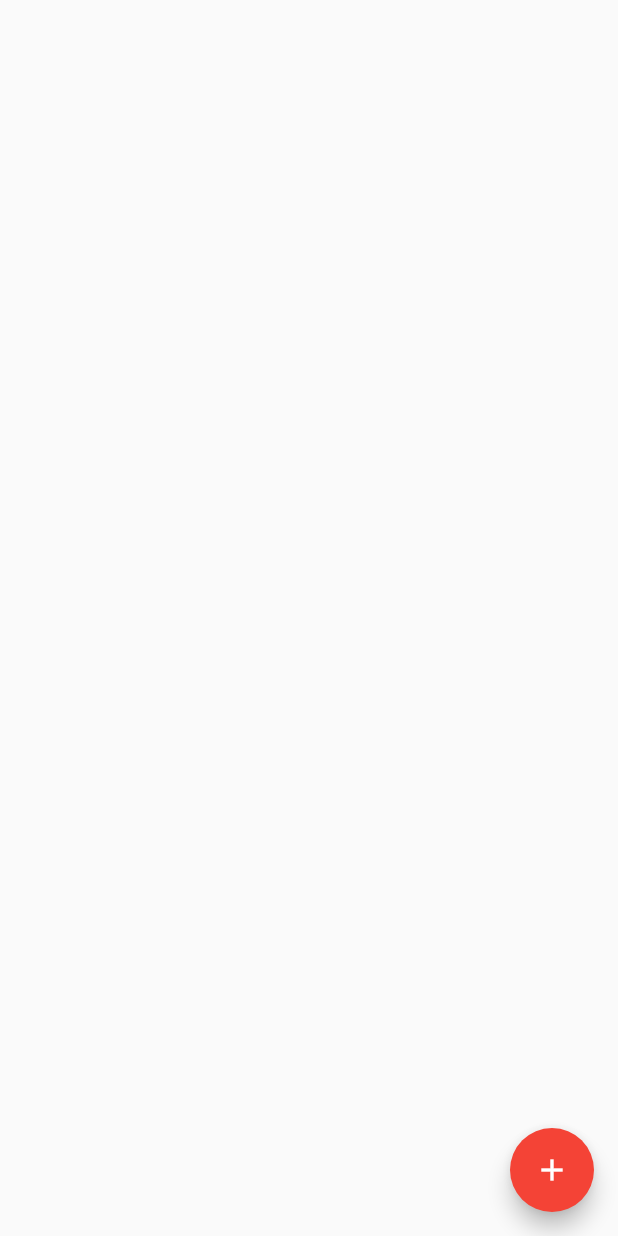
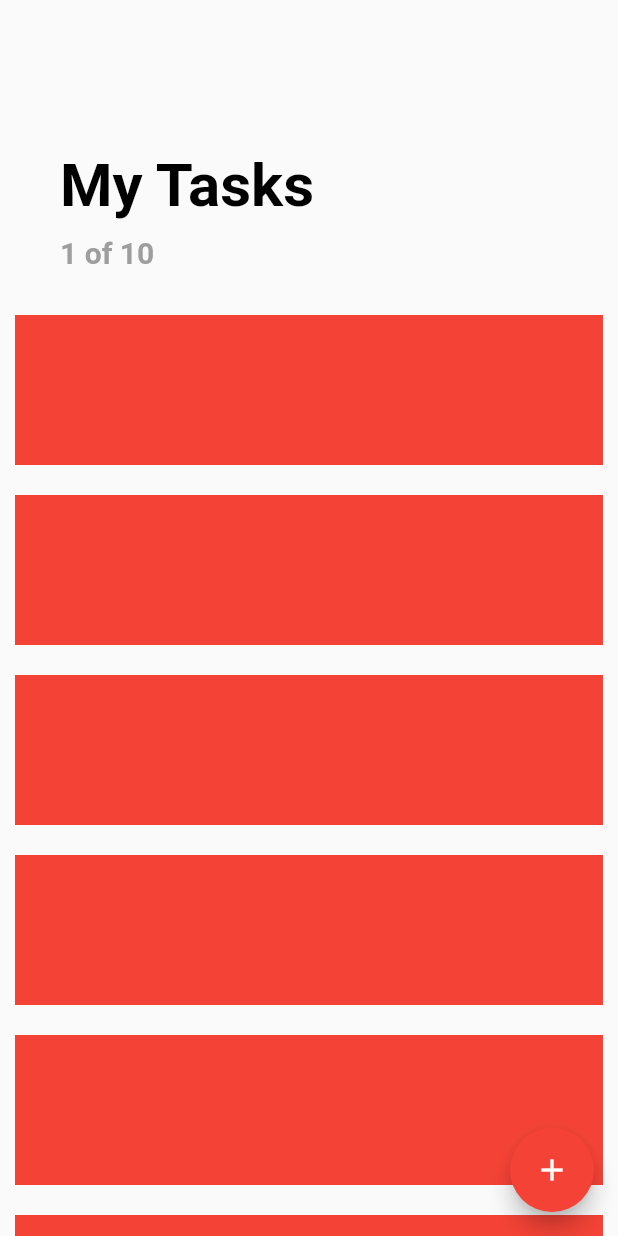
Before and after one commit to octoi/todo-list-flutter, a Flutter app: the screen it shows after launch, on a phone screen of 412 x 824 dp. Run offline on Flutter 3.47's test engine with Material 2 defaults, Android fonts, the phone set to English and light mode, and no system bars.

Commit message:
list view with titles

```diff
--- a/lib/screens/todo_list_screen.dart
+++ b/lib/screens/todo_list_screen.dart
@@ -14,6 +14,50 @@ class _TodoListScreenState extends State<TodoListScreen> {
         child: Icon(Icons.add),
         onPressed: () {},
       ),
+      body: ListView.builder(
+        padding: EdgeInsets.symmetric(vertical: 80.0),
+        physics: BouncingScrollPhysics(),
+        itemCount: 10,
+        itemBuilder: (BuildContext context, int index) {
+          if (index == 0) {
+            return Padding(
+              padding: const EdgeInsets.symmetric(
+                vertical: 20.0,
+                horizontal: 40.0,
+              ),
+              child: Column(
+                crossAxisAlignment: CrossAxisAlignment.start,
+                children: [
+                  Text(
+                    "My Tasks",
+                    style: TextStyle(
+                      color: Colors.black,
+                      fontSize: 40.0,
+                      fontWeight: FontWeight.bold,
+                    ),
+                  ),
+                  SizedBox(height: 10.0),
+                  Text(
+                    "1 of 10",
+                    style: TextStyle(
+                      color: Colors.grey,
+                      fontSize: 20.0,
+                      fontWeight: FontWeight.w600,
+                    ),
+                  )
+                ],
+              ),
+            );
+          }
+
+          return Container(
+            margin: EdgeInsets.all(10.0),
+            height: 100.0,
+            color: Colors.red,
+            width: double.infinity,
+          );
+        },
+      ),
     );
   }
 }
```
